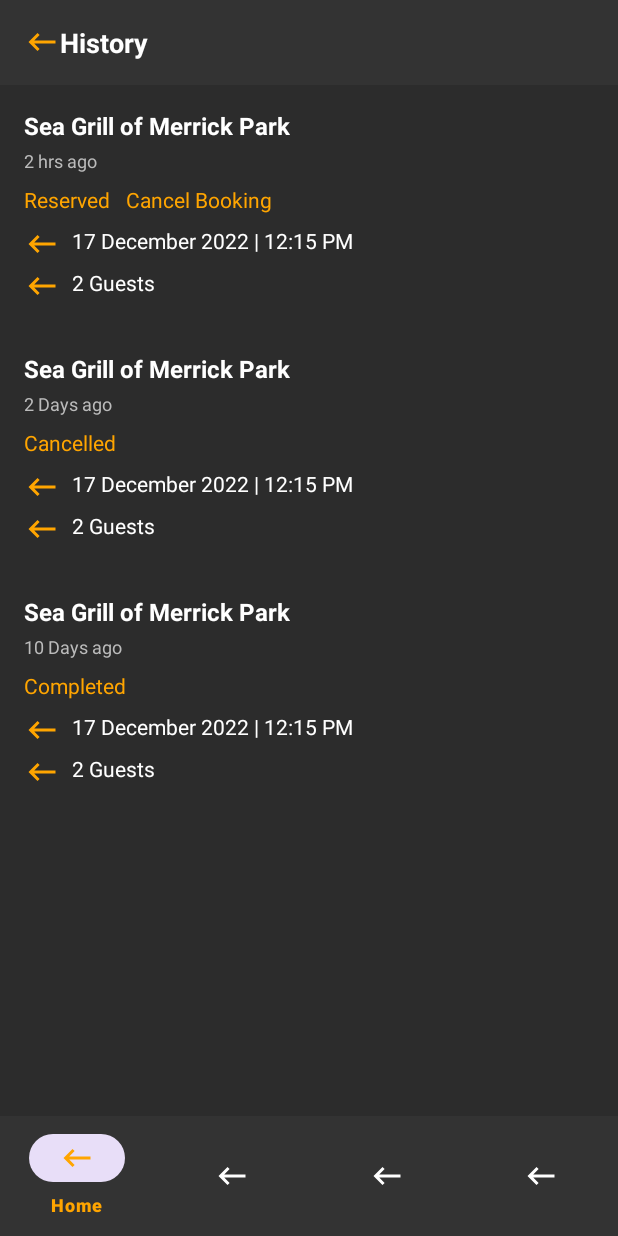
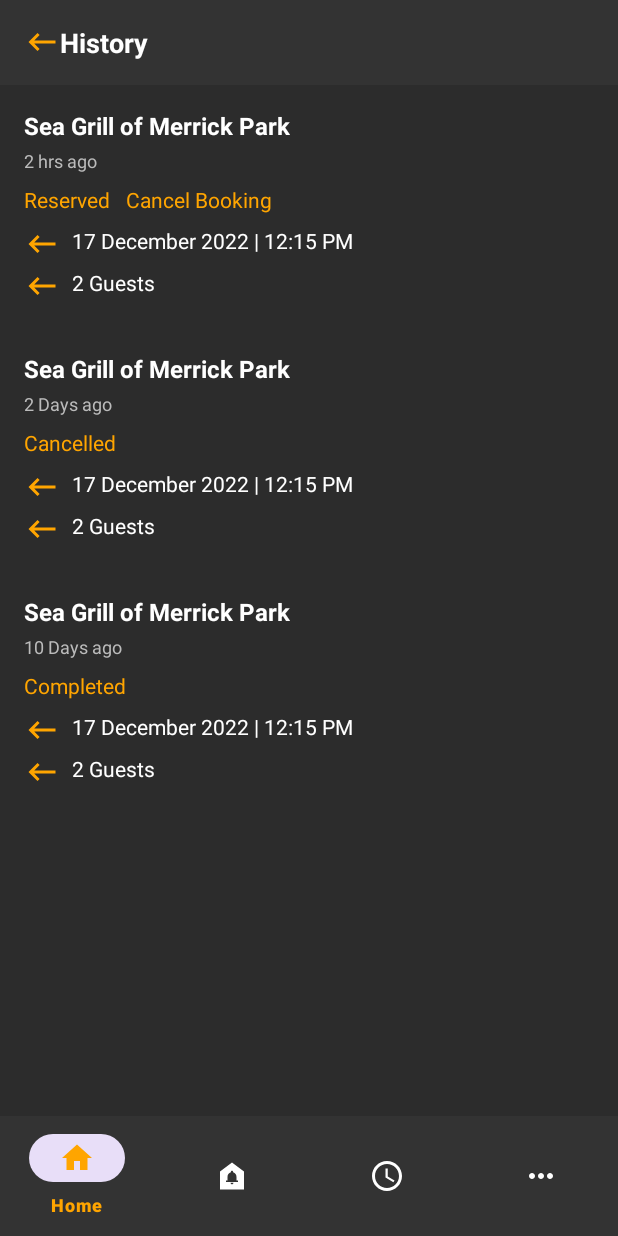
Before and after one commit to NguyenDucAnh1908/restaurant-reservation-application, an Android app: the screen it shows after launch (HistoryActivity), on a phone screen of 412 x 824 dp. Run offline under Robolectric (Android 15) with nearby library versions, the phone set to English and light mode, and no system bars.

Commit message:
Ducanh
Layout history

```diff
--- /dev/null
+++ b/app/src/main/res/drawable/baseline_access_time_24.xml
@@ -0,0 +1,7 @@
+<vector xmlns:android="http://schemas.android.com/apk/res/android" android:height="24dp" android:tint="#FFE17F" android:viewportHeight="24" android:viewportWidth="24" android:width="24dp">
+
+    <path android:fillColor="@android:color/white" android:pathData="M11.99,2C6.47,2 2,6.48 2,12s4.47,10 9.99,10C17.52,22 22,17.52 22,12S17.52,2 11.99,2zM12,20c-4.42,0 -8,-3.58 -8,-8s3.58,-8 8,-8 8,3.58 8,8 -3.58,8 -8,8z"/>
+
+    <path android:fillColor="@android:color/white" android:pathData="M12.5,7H11v6l5.25,3.15 0.75,-1.23 -4.5,-2.67z"/>
+
+</vector>
--- /dev/null
+++ b/app/src/main/res/drawable/baseline_doorbell_24.xml
@@ -0,0 +1,5 @@
+<vector xmlns:android="http://schemas.android.com/apk/res/android" android:height="24dp" android:tint="#FFE17F" android:viewportHeight="24" android:viewportWidth="24" android:width="24dp">
+
+    <path android:fillColor="@android:color/white" android:pathData="M12,3L4,9v12h16V9L12,3zM12,17.5c-0.55,0 -1,-0.45 -1,-1h2C13,17.05 12.55,17.5 12,17.5zM16,16H8v-1h1v-2.34c0,-1.54 0.82,-2.82 2.25,-3.16V9.25c0,-0.41 0.34,-0.75 0.75,-0.75s0.75,0.34 0.75,0.75V9.5C14.19,9.84 15,11.12 15,12.66V15h1V16z"/>
+
+</vector>
--- /dev/null
+++ b/app/src/main/res/drawable/baseline_home_24.xml
@@ -0,0 +1,5 @@
+<vector xmlns:android="http://schemas.android.com/apk/res/android" android:height="24dp" android:tint="#FFE17F" android:viewportHeight="24" android:viewportWidth="24" android:width="24dp">
+
+    <path android:fillColor="@android:color/white" android:pathData="M10,20v-6h4v6h5v-8h3L12,3 2,12h3v8z"/>
+
+</vector>
--- /dev/null
+++ b/app/src/main/res/drawable/baseline_more_horiz_24.xml
@@ -0,0 +1,5 @@
+<vector xmlns:android="http://schemas.android.com/apk/res/android" android:height="24dp" android:tint="#FFE17F" android:viewportHeight="24" android:viewportWidth="24" android:width="24dp">
+
+    <path android:fillColor="@android:color/white" android:pathData="M6,10c-1.1,0 -2,0.9 -2,2s0.9,2 2,2 2,-0.9 2,-2 -0.9,-2 -2,-2zM18,10c-1.1,0 -2,0.9 -2,2s0.9,2 2,2 2,-0.9 2,-2 -0.9,-2 -2,-2zM12,10c-1.1,0 -2,0.9 -2,2s0.9,2 2,2 2,-0.9 2,-2 -0.9,-2 -2,-2z"/>
+
+</vector>
--- a/app/src/main/res/menu/bottom_nav_menu.xml
+++ b/app/src/main/res/menu/bottom_nav_menu.xml
@@ -2,18 +2,18 @@
 <menu xmlns:android="http://schemas.android.com/apk/res/android">
     <item
         android:id="@+id/nav_home"
-        android:icon="@drawable/baseline_keyboard_backspace_24"
+        android:icon="@drawable/baseline_home_24"
         android:title="Home" />
     <item
         android:id="@+id/nav_notifications"
-        android:icon="@drawable/baseline_keyboard_backspace_24"
+        android:icon="@drawable/baseline_doorbell_24"
         android:title="Notifications" />
     <item
         android:id="@+id/nav_history"
-        android:icon="@drawable/baseline_keyboard_backspace_24"
+        android:icon="@drawable/baseline_access_time_24"
         android:title="History" />
     <item
         android:id="@+id/nav_more"
-        android:icon="@drawable/baseline_keyboard_backspace_24"
+        android:icon="@drawable/baseline_more_horiz_24"
         android:title="More" />
 </menu>
--- a/app/src/main/res/values/styles.xml
+++ b/app/src/main/res/values/styles.xml
@@ -1,3 +1,7 @@
 <?xml version="1.0" encoding="utf-8"?>
 <resources>
+    <style name="continue_as">
+        <item name="android:textSize">16sp</item>
+        <item name="android:textColor">#FFFFFF</item>
+    </style>
 </resources>
```
Also changed, not shown: app/src/main/res/values/strings.xml (+22 -0 lines).
